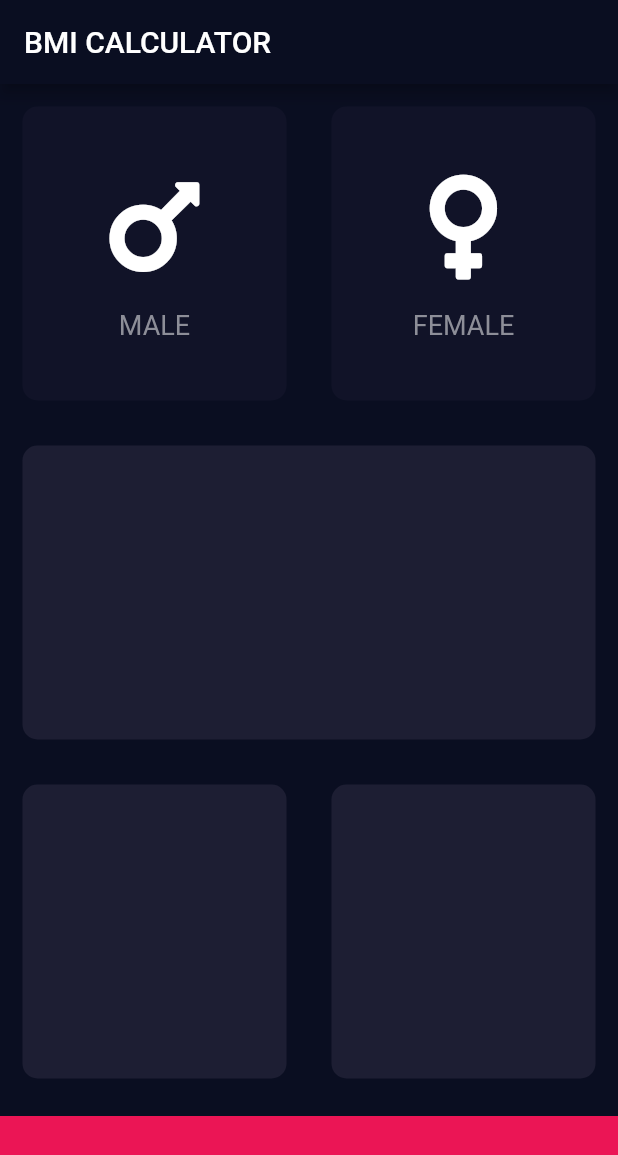
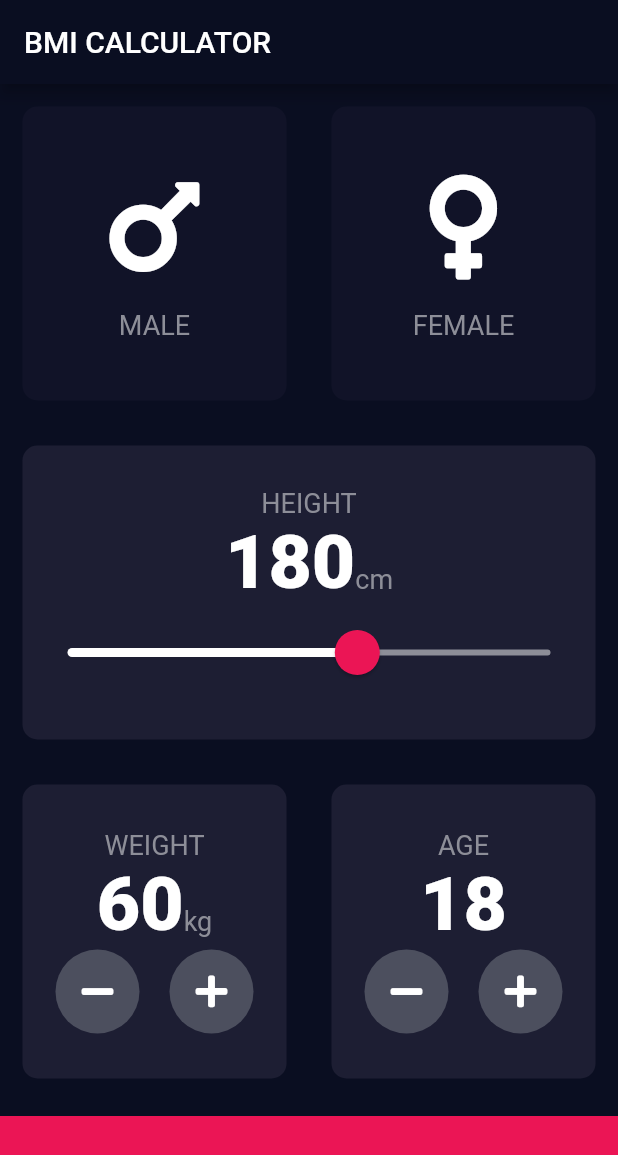
Before and after one commit to Kav47/bmi-calculator-flutter, a Flutter app: the screen it shows after launch, on a phone screen of 412 x 824 dp. Shown: the top 1155 px of the screen. Run offline on Flutter 3.47's test engine with Material 2 defaults, Android fonts, the phone set to English and light mode, and no system bars; our stand-ins replace font_awesome_flutter.

Commit message:
completed: first screen

```diff
--- /dev/null
+++ b/lib/constants.dart
@@ -0,0 +1,18 @@
+import 'package:flutter/material.dart';
+
+const kBottomContainerHeight = 80.0;
+const Color kActiveCardColour = Color(0xFF1D1E33);
+const Color kInactiveCardColour = Color(0xFF111328);
+const Color kBottomContainerColour = Color(0xFFEB1555);
+const double kMinHeight = 120.0;
+const double kMaxHeight = 220.0;
+
+const kLabelTextStyle = TextStyle(
+  fontSize: 18.0,
+  color: Color(0xFF8D8E98),
+);
+
+const kNumberTextStyle = TextStyle(
+  fontSize: 50.0,
+  fontWeight: FontWeight.w900,
+);
--- a/lib/icon_content.dart
+++ b/lib/icon_content.dart
@@ -1,9 +1,5 @@
 import 'package:flutter/material.dart';
-
-const labelTextStyle = TextStyle(
-  fontSize: 18.0,
-  color: Color(0xFF8D8E98),
-);
+import 'constants.dart';
 
 class IconContent extends StatelessWidget {
   final String cardText;
@@ -25,7 +21,7 @@ class IconContent extends StatelessWidget {
         ),
         Text(
           cardText,
-          style: labelTextStyle,
+          style: kLabelTextStyle,
         ),
       ],
     );
--- a/lib/input_page.dart
+++ b/lib/input_page.dart
@@ -2,11 +2,7 @@ import 'package:flutter/material.dart';
 import 'package:font_awesome_flutter/font_awesome_flutter.dart';
 import 'icon_content.dart';
 import 'resuable_card.dart';
-
-const bottomContainerHeight = 80.0;
-const Color activeCardColour = Color(0xFF1D1E33);
-const Color inactiveCardColour = Color(0xFF111328);
-const Color bottomContainerColour = Color(0xFFEB1555);
+import 'constants.dart';
 
 enum Gender {
   male,
@@ -20,6 +16,9 @@ class InputPage extends StatefulWidget {
 
 class _InputPageState extends State<InputPage> {
   Gender selectedGender;
+  int height = 180;
+  int weight = 60;
+  int age = 18;
 
   @override
   Widget build(BuildContext context) {
@@ -28,6 +27,7 @@ class _InputPageState extends State<InputPage> {
         title: Text('BMI CALCULATOR'),
       ),
       body: Column(
+        crossAxisAlignment: CrossAxisAlignment.stretch,
         children: <Widget>[
           Expanded(
             child: Row(
@@ -40,8 +40,8 @@ class _InputPageState extends State<InputPage> {
                       });
                     },
                     colour: selectedGender == Gender.male
-                        ? activeCardColour
-                        : inactiveCardColour,
+                        ? kActiveCardColour
+                        : kInactiveCardColour,
                     cardChild: IconContent(
                       icon: FontAwesomeIcons.mars,
                       cardText: 'MALE',
@@ -56,8 +56,8 @@ class _InputPageState extends State<InputPage> {
                       });
                     },
                     colour: selectedGender == Gender.female
-                        ? activeCardColour
-                        : inactiveCardColour,
+                        ? kActiveCardColour
+                        : kInactiveCardColour,
                     cardChild: IconContent(
                       icon: FontAwesomeIcons.venus,
                       cardText: 'FEMALE',
@@ -69,7 +69,53 @@ class _InputPageState extends State<InputPage> {
           ),
           Expanded(
             child: ReusableCard(
-              colour: activeCardColour,
+              colour: kActiveCardColour,
+              cardChild: Column(
+                mainAxisAlignment: MainAxisAlignment.center,
+                children: <Widget>[
+                  Text(
+                    'HEIGHT',
+                    style: kLabelTextStyle,
+                  ),
+                  Row(
+                    mainAxisAlignment: MainAxisAlignment.center,
+                    crossAxisAlignment: CrossAxisAlignment.baseline,
+                    textBaseline: TextBaseline.alphabetic,
+                    children: <Widget>[
+                      Text(
+                        height.toString(),
+                        style: kNumberTextStyle,
+                      ),
+                      Text(
+                        'cm',
+                        style: kLabelTextStyle,
+                      ),
+                    ],
+                  ),
+                  SliderTheme(
+                    data: SliderTheme.of(context).copyWith(
+                      thumbColor: Color(0xFFEB1555),
+                      activeTrackColor: Colors.white,
+                      overlayColor: Color(0x29EB1555),
+                      inactiveTrackColor: Color(0xFF8D8E98),
+                      thumbShape:
+                          RoundSliderThumbShape(enabledThumbRadius: 15.0),
+                      overlayShape:
+                          RoundSliderOverlayShape(overlayRadius: 30.0),
+                    ),
+                    child: Slider(
+                      value: height.toDouble(),
+                      min: kMinHeight,
+                      max: kMaxHeight,
+                      onChanged: (double newValue) {
+                        setState(() {
+                          height = newValue.round();
+                        });
+                      },
+                    ),
+                  ),
+                ],
+              ),
             ),
           ),
           Expanded(
@@ -77,25 +123,132 @@ class _InputPageState extends State<InputPage> {
               children: <Widget>[
                 Expanded(
                   child: ReusableCard(
-                    colour: activeCardColour,
+                    colour: kActiveCardColour,
+                    cardChild: Column(
+                      mainAxisAlignment: MainAxisAlignment.center,
+                      children: <Widget>[
+                        Text(
+                          'WEIGHT',
+                          style: kLabelTextStyle,
+                        ),
+                        Row(
+                          mainAxisAlignment: MainAxisAlignment.center,
+                          crossAxisAlignment: CrossAxisAlignment.baseline,
+                          textBaseline: TextBaseline.alphabetic,
+                          children: <Widget>[
+                            Text(
+                              weight.toString(),
+                              style: kNumberTextStyle,
+                            ),
+                            Text(
+                              'kg',
+                              style: kLabelTextStyle,
+                            ),
+                          ],
+                        ),
+                        Row(
+                          mainAxisAlignment: MainAxisAlignment.center,
+                          children: <Widget>[
+                            RoundIconButton(
+                              icon: FontAwesomeIcons.minus,
+                              onPressed: () {
+                                setState(() {
+                                  weight--;
+                                });
+                              },
+                            ),
+                            SizedBox(
+                              width: 20.0,
+                            ),
+                            RoundIconButton(
+                              icon: FontAwesomeIcons.plus,
+                              onPressed: () {
+                                setState(() {
+                                  weight++;
+                                });
+                              },
+                            ),
+                          ],
+                        ),
+                      ],
+                    ),
                   ),
                 ),
                 Expanded(
                   child: ReusableCard(
-                    colour: activeCardColour,
+                    colour: kActiveCardColour,
+                    cardChild: Column(
+                      mainAxisAlignment: MainAxisAlignment.center,
+                      children: <Widget>[
+                        Text(
+                          'AGE',
+                          style: kLabelTextStyle,
+                        ),
+                        Text(
+                          age.toString(),
+                          style: kNumberTextStyle,
+                        ),
+                        Row(
+                          mainAxisAlignment: MainAxisAlignment.center,
+                          children: <Widget>[
+                            RoundIconButton(
+                              icon: FontAwesomeIcons.minus,
+                              onPressed: () {
+                                setState(() {
+                                  age--;
+                                });
+                              },
+                            ),
+                            SizedBox(
+                              width: 20.0,
+                            ),
+                            RoundIconButton(
+                              icon: FontAwesomeIcons.plus,
+                              onPressed: () {
+                                setState(() {
+                                  age++;
+                                });
+                              },
+                            )
+                          ],
+                        )
+                      ],
+                    ),
                   ),
                 ),
               ],
             ),
           ),
           Container(
-            color: bottomContainerColour,
+            color: kBottomContainerColour,
             margin: EdgeInsets.only(top: 10.0),
             width: double.infinity,
-            height: bottomContainerHeight,
+            height: kBottomContainerHeight,
           ),
         ],
       ),
     );
   }
 }
+
+class RoundIconButton extends StatelessWidget {
+  RoundIconButton({@required this.icon, @required this.onPressed});
+
+  final IconData icon;
+  final Function onPressed;
+
+  @override
+  Widget build(BuildContext context) {
+    return RawMaterialButton(
+      onPressed: onPressed,
+      child: Icon(icon),
+      constraints: BoxConstraints.tightFor(
+        width: 56.0,
+        height: 56.0,
+      ),
+      elevation: 0.0,
+      shape: CircleBorder(),
+      fillColor: Color(0xFF4C4F5E),
+    );
+  }
+}
```
